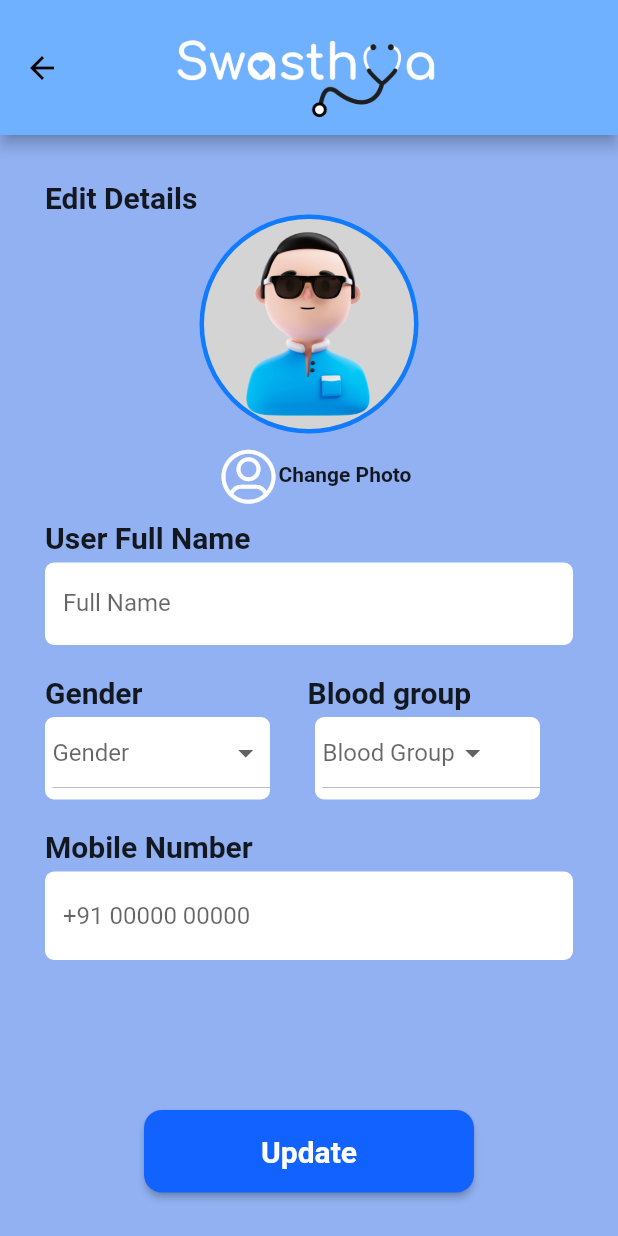
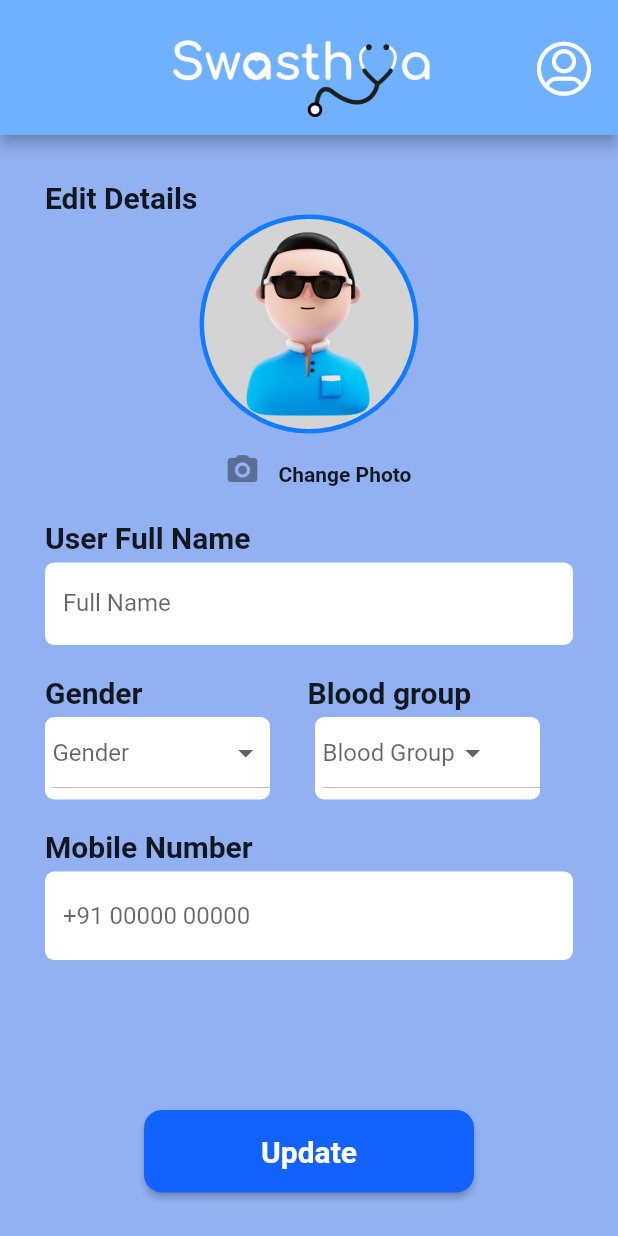
Before and after one commit to Laxmi-Sreenivas/RevaHack, a Flutter app: the profilepage screen opened directly, after a tap on "Edit Details", on a phone screen of 412 x 824 dp. Run offline on Flutter 3.47's test engine with Material 2 defaults, Android fonts, the phone set to English and light mode, and no system bars; our stand-ins replace cloud_firestore, firebase_auth, firebase_core; missing offline and left inert: dart:ffi; accounts and stored records are empty.

Commit message:
few touchups

```diff
--- a/swasthya/lib/TopBar/topbar.dart
+++ b/swasthya/lib/TopBar/topbar.dart
@@ -9,6 +9,7 @@ class TopBar extends StatelessWidget implements PreferredSizeWidget {
   @override
   Widget build(BuildContext context) {
     return AppBar(
+        automaticallyImplyLeading: false,
         backgroundColor: Color.fromARGB(255, 111, 177, 255),
         toolbarHeight: 90,
         title: Row(
--- a/swasthya/lib/TopBar/topbarback.dart
+++ b/swasthya/lib/TopBar/topbarback.dart
@@ -9,9 +9,10 @@ class TopBarBack extends StatelessWidget implements PreferredSizeWidget {
     return AppBar(
         backgroundColor: Color.fromARGB(255, 111, 177, 255),
         toolbarHeight: 90,
-        leading: BackButton(
-              color: Colors.black
-            ),
+        leading: IconButton(
+                    icon: Icon(Icons.arrow_back, color: Colors.black),
+                    onPressed: () => Navigator.of(context).pop(),
+                  ),
         title:
             Row(children: <Widget>[
               Spacer(flex: 2,),
--- a/swasthya/lib/editdetails/editdetails.dart
+++ b/swasthya/lib/editdetails/editdetails.dart
@@ -1,3 +1,4 @@
+import 'package:swasthya/TopBar/topbar.dart';
 import 'package:swasthya/TopBar/topbarback.dart';
 import 'package:swasthya/navigationpage/navicons.dart';
 import 'package:flutter/material.dart';
@@ -13,7 +14,7 @@ class EditDetails extends StatelessWidget {
     return MaterialApp(
       title: _title,
       home: Scaffold(
-        appBar: TopBarBack(),
+        appBar: TopBar(),
         backgroundColor: Color.fromARGB(255, 145, 177, 242),
         body: const MyStatefulWidget(),
       ),
@@ -90,9 +91,7 @@ class _MyStatefulWidgetState extends State<MyStatefulWidget> {
                 IconButton(
                     onPressed: null,
                     icon: Icon(
-                      NavIcons.profile,
-                      size: 40,
-                      color: Colors.white,
+                      Icons.camera_alt_rounded
                     )),
                 Container(
                   margin: EdgeInsets.fromLTRB(0, 6, 0, 0),
```
Also changed, not shown: swasthya/lib/profilepage/profilepage.dart (+0 -10 lines).
